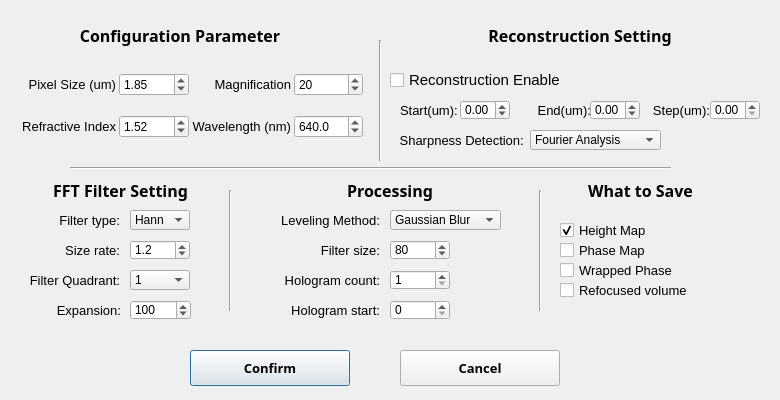
Old version of the form GUI Building/GUI/ui_files/param_set_dialog.ui in the repository YipLab/DHM.
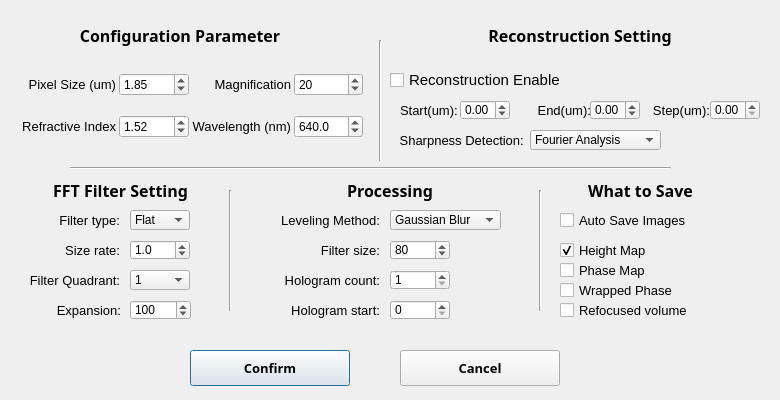
New version of the form.

What changed in the file:
```diff
--- a/GUI Building/GUI/ui_files/param_set_dialog.ui
+++ b/GUI Building/GUI/ui_files/param_set_dialog.ui
@@ -532,7 +532,7 @@
     <double>0.100000000000000</double>
    </property>
    <property name="value">
-    <double>1.200000000000000</double>
+    <double>1.000000000000000</double>
    </property>
   </widget>
   <widget class="QComboBox" name="comboBox_FilterType">
@@ -544,11 +544,6 @@
      <height>20</height>
     </rect>
    </property>
-   <item>
-    <property name="text">
-     <string>Hann</string>
-    </property>
-   </item>
    <item>
     <property name="text">
      <string>Flat</string>
@@ -709,7 +704,7 @@
    <property name="geometry">
     <rect>
      <x>560</x>
-     <y>220</y>
+     <y>240</y>
      <width>181</width>
      <height>20</height>
     </rect>
@@ -758,7 +753,7 @@
    <property name="geometry">
     <rect>
      <x>560</x>
-     <y>240</y>
+     <y>260</y>
      <width>181</width>
      <height>20</height>
     </rect>
@@ -804,7 +799,7 @@
    <property name="geometry">
     <rect>
      <x>560</x>
-     <y>260</y>
+     <y>280</y>
      <width>181</width>
      <height>20</height>
     </rect>
@@ -850,7 +845,7 @@
    <property name="geometry">
     <rect>
      <x>560</x>
-     <y>280</y>
+     <y>300</y>
      <width>181</width>
      <height>20</height>
     </rect>
@@ -1227,6 +1222,55 @@
     <double>0.000000000000000</double>
    </property>
   </widget>
+  <widget class="QCheckBox" name="checkBox_auto_save">
+   <property name="geometry">
+    <rect>
+     <x>560</x>
+     <y>210</y>
+     <width>181</width>
+     <height>20</height>
+    </rect>
+   </property>
+   <property name="sizeIncrement">
+    <size>
+     <width>20</width>
+     <height>20</height>
+    </size>
+   </property>
+   <property name="baseSize">
+    <size>
+     <width>0</width>
+     <height>0</height>
+    </size>
+   </property>
+   <property name="font">
+    <font>
+     <family>Arial</family>
+     <pointsize>10</pointsize>
+     <weight>50</weight>
+     <italic>false</italic>
+     <bold>false</bold>
+    </font>
+   </property>
+   <property name="styleSheet">
+    <string notr="true">font: 10pt &quot;Arial&quot;;</string>
+   </property>
+   <property name="locale">
+    <locale language="English" country="Canada"/>
+   </property>
+   <property name="text">
+    <string>Auto Save Images</string>
+   </property>
+   <property name="iconSize">
+    <size>
+     <width>60</width>
+     <height>60</height>
+    </size>
+   </property>
+   <property name="checked">
+    <bool>false</bool>
+   </property>
+  </widget>
  </widget>
  <resources/>
  <connections/>
```
Left out of the diff: 9 changed lines with no effect on the pictures.
